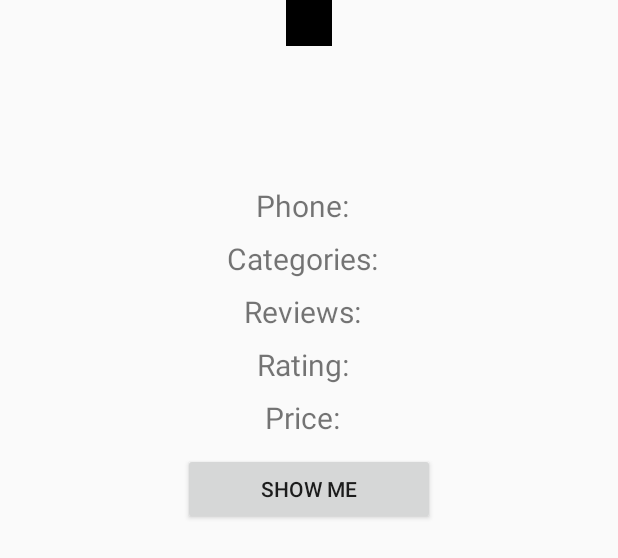
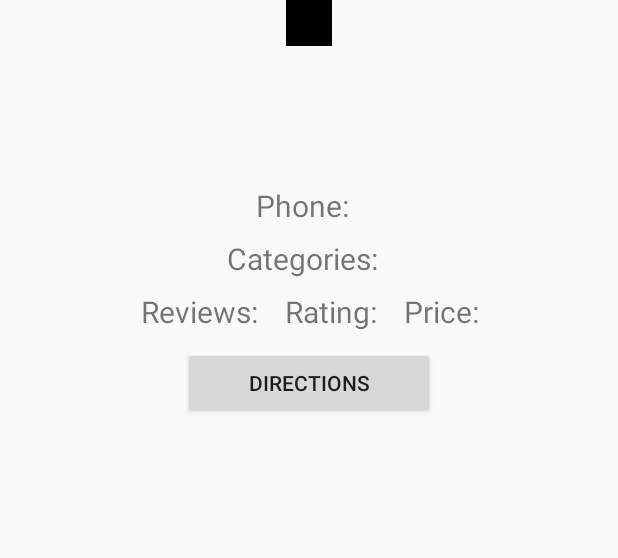
Before and after one commit to bravodavid56/eat-me, an Android app: the layout business_list_item.xml on its own in the app's theme, with its tools: preview values and no code run, on a phone screen of 412 x 824 dp. Shown: the top 558 px of the screen. Run offline under Robolectric (Android 15) with nearby library versions, the phone set to English and light mode, and no system bars.

Commit message:
fixed minor ui issues

```diff
--- a/EatMe/app/src/main/res/layout/business_list_item.xml
+++ b/EatMe/app/src/main/res/layout/business_list_item.xml
@@ -2,7 +2,7 @@
 <LinearLayout xmlns:android="http://schemas.android.com/apk/res/android"
     android:orientation="vertical"
     android:layout_width="match_parent"
-    android:layout_height="match_parent">
+    android:layout_height="wrap_content">
 
     <ImageView
         android:id="@+id/business_image"
@@ -85,11 +85,18 @@
     </LinearLayout>
 
     <LinearLayout
+        android:orientation="horizontal"
+        android:layout_marginTop="8sp"
         android:layout_width="wrap_content"
         android:layout_height="wrap_content"
+        android:layout_gravity="center_horizontal">
+
+        <LinearLayout
+            android:layout_width="wrap_content"
+            android:layout_height="wrap_content"
+            android:layout_marginLeft="10sp"
             android:orientation="horizontal"
-        android:layout_gravity="center_horizontal"
-        android:layout_marginTop="8sp">
+            android:layout_gravity="center_horizontal">
 
             <TextView
                 android:layout_width="wrap_content"
@@ -113,9 +120,9 @@
         <LinearLayout
             android:layout_width="wrap_content"
             android:layout_height="wrap_content"
+            android:layout_marginLeft="10sp"
             android:orientation="horizontal"
-        android:layout_gravity="center_horizontal"
-        android:layout_marginTop="8sp">
+            android:layout_gravity="center_horizontal">
 
             <TextView
                 android:layout_width="wrap_content"
@@ -139,9 +146,9 @@
         <LinearLayout
             android:layout_width="wrap_content"
             android:layout_height="wrap_content"
+            android:layout_marginLeft="10sp"
             android:orientation="horizontal"
-        android:layout_gravity="center_horizontal"
-        android:layout_marginTop="8sp">
+            android:layout_gravity="center_horizontal">
 
             <TextView
                 android:layout_width="wrap_content"
@@ -162,13 +169,15 @@
 
         </LinearLayout>
 
+    </LinearLayout>
+
     <Button
         android:id="@+id/fragButton"
         android:layout_marginTop="10dp"
         android:layout_marginBottom="10dp"
         android:layout_width="168dp"
         android:layout_height="wrap_content"
-        android:text="Show Me"
+        android:text="@string/fragButtonText"
         android:layout_gravity="center"/>
 
 </LinearLayout>
--- a/EatMe/app/src/main/res/values/strings.xml
+++ b/EatMe/app/src/main/res/values/strings.xml
@@ -34,5 +34,6 @@
     <string name="rating">Rating: </string>
     <string name="phone">Phone: </string>
     <string name="price">Price: </string>
+    <string name="fragButtonText">Directions</string>
 
 </resources>
```
Lines whose indentation alone changed are shown as unchanged.
